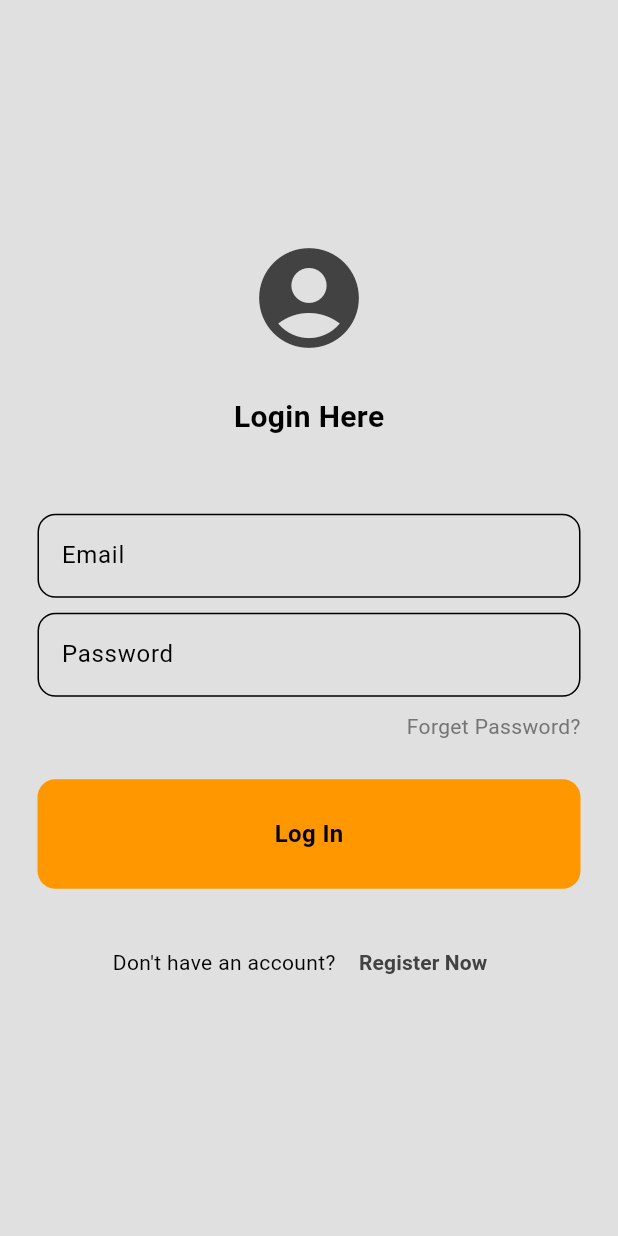
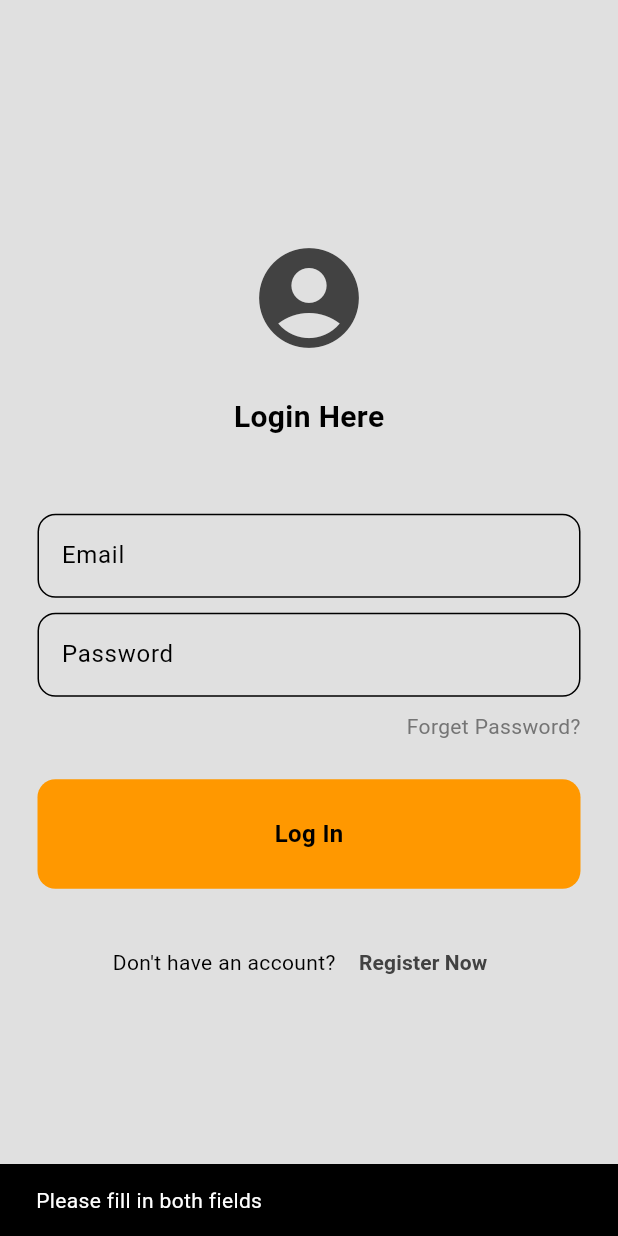
Before and after one commit to itsvishwa/Biomark, a Flutter app: the screen it shows after launch, after a tap on "Log In", on a phone screen of 412 x 824 dp. Run offline on Flutter 3.47's test engine with Material 3 defaults, Android fonts, the light colour scheme and no system bars; our stand-ins replace cloud_firestore, firebase_core; accounts and stored records are empty.

Commit message:
login done

```diff
--- a/lib/pages/login_page.dart
+++ b/lib/pages/login_page.dart
@@ -1,7 +1,11 @@
 import 'package:biomark/components/custom_button.dart';
 import 'package:biomark/components/custom_text_field.dart';
 import 'package:biomark/pages/register_page.dart';
+import 'package:biomark/pages/profile_page.dart';
+import 'package:cloud_firestore/cloud_firestore.dart';
 import 'package:flutter/material.dart';
+import 'package:crypto/crypto.dart';
+import 'dart:convert';
 
 class LoginPage extends StatefulWidget {
   const LoginPage({super.key});
@@ -13,12 +17,72 @@ class LoginPage extends StatefulWidget {
 class _LoginPageState extends State<LoginPage> {
   TextEditingController emailController = TextEditingController();
   TextEditingController passwordController = TextEditingController();
-  void logInHandler() {}
+
+  void logInHandler() async {
+    final email = emailController.text.trim();
+    final password = passwordController.text.trim();
+
+    if (email.isEmpty || password.isEmpty) {
+      // Show error message if fields are empty
+      ScaffoldMessenger.of(context).showSnackBar(
+        const SnackBar(content: Text('Please fill in both fields')),
+      );
+      return;
+    }
+
+    try {
+      // Retrieve user data from Firestore
+      QuerySnapshot snapshot = await FirebaseFirestore.instance
+          .collection('users')
+          .where('account.email', isEqualTo: email)
+          .get();
+
+      if (snapshot.docs.isEmpty) {
+        ScaffoldMessenger.of(context).showSnackBar(
+          const SnackBar(content: Text('User not found')),
+        );
+        return;
+      }
+
+      final userData = snapshot.docs.first.data() as Map<String, dynamic>;
+
+      // Compare the hashed password with the stored password
+      final hashedPassword = _hashData(password);
+      if (userData['account']['password'] == hashedPassword) {
+        // Successfully logged in
+        ScaffoldMessenger.of(context).showSnackBar(
+          const SnackBar(content: Text('Login successful')),
+        );
+        // Navigate to the next page or home page
+        Navigator.pushReplacement(
+          context,
+          MaterialPageRoute(builder: (context) => const ProfilePage()),
+        );
+      } else {
+        ScaffoldMessenger.of(context).showSnackBar(
+          const SnackBar(content: Text('Incorrect password')),
+        );
+      }
+    } catch (e) {
+      print('Error logging in: $e');
+      ScaffoldMessenger.of(context).showSnackBar(
+        const SnackBar(content: Text('An error occurred, please try again')),
+      );
+    }
+  }
+
   void navigateToRegister() {
     Navigator.push(
       context,
-      MaterialPageRoute(builder: (context) => RegisterPage()),
+      MaterialPageRoute(builder: (context) => const RegisterPage()),
     );
+  }
+
+  // Function to hash data using SHA-256
+  String _hashData(String data) {
+    final bytes = utf8.encode(data);
+    final digest = sha256.convert(bytes);
+    return digest.toString();
   }
 
   @override
@@ -27,20 +91,19 @@ class _LoginPageState extends State<LoginPage> {
       resizeToAvoidBottomInset: false,
       backgroundColor: Theme.of(context).colorScheme.background,
       body: Center(
-          child: Center(
         child: Padding(
-              padding: const EdgeInsets.all(25.0),
+          padding: const EdgeInsets.symmetric(horizontal: 25.0, vertical: 50),
           child: Column(
             mainAxisAlignment: MainAxisAlignment.center,
             children: [
-                  // logo
+              // Logo
               Icon(
                 Icons.account_circle,
                 size: 80,
                 color: Theme.of(context).colorScheme.inversePrimary,
               ),
 
-                  // space
+              // Space
               const SizedBox(height: 25),
 
               // Title
@@ -52,7 +115,7 @@ class _LoginPageState extends State<LoginPage> {
                 ),
               ),
 
-                  // space
+              // Space
               const SizedBox(height: 50),
 
               // Email Field
@@ -62,7 +125,7 @@ class _LoginPageState extends State<LoginPage> {
                 controller: emailController,
               ),
 
-                  // space
+              // Space
               const SizedBox(height: 10),
 
               // Password Field
@@ -72,10 +135,10 @@ class _LoginPageState extends State<LoginPage> {
                 controller: passwordController,
               ),
 
-                  // space
+              // Space
               const SizedBox(height: 10),
 
-                  // forget password
+              // Forget Password
               Row(
                 mainAxisAlignment: MainAxisAlignment.end,
                 children: [
@@ -88,35 +151,36 @@ class _LoginPageState extends State<LoginPage> {
                 ],
               ),
 
-                  // space
+              // Space
               const SizedBox(height: 25),
 
-                  // sigin in button
+              // Sign In Button
               CustomButton(text: "Log In", onTap: logInHandler),
 
-                  // space
+              // Space
               const SizedBox(height: 25),
 
-                  // don't have an account
+              // Don't Have an Account
               Row(
                 mainAxisAlignment: MainAxisAlignment.center,
                 children: [
                   const Text("Don't have an account?"),
                   TextButton(
                     onPressed: navigateToRegister,
-                          child: Text(" Register Now",
+                    child: Text(
+                      " Register Now",
                       style: TextStyle(
                         fontWeight: FontWeight.bold,
-                                color: Theme.of(context)
-                                    .colorScheme
-                                    .inversePrimary,
-                              )))
+                        color: Theme.of(context).colorScheme.inversePrimary,
+                      ),
+                    ),
+                  ),
                 ],
-                  )
+              ),
             ],
           ),
         ),
       ),
-        ));
+    );
   }
 }
```
Also changed, not shown: lib/pages/profile_page.dart (added, +37 -0 lines). Lines whose indentation alone changed are shown as unchanged.
